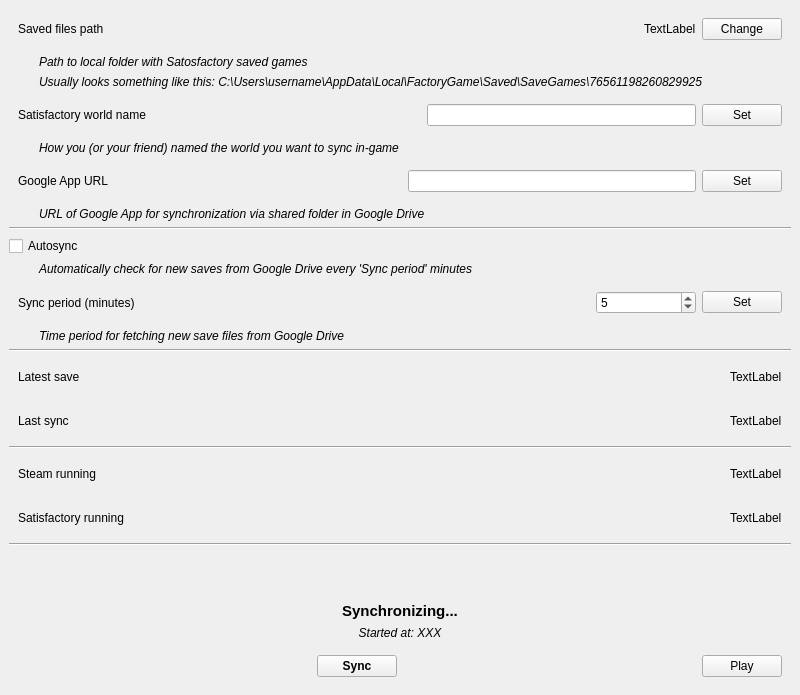
Old version of the form data/app.ui in the repository 1000101cz/satisfactorygooglesharing.
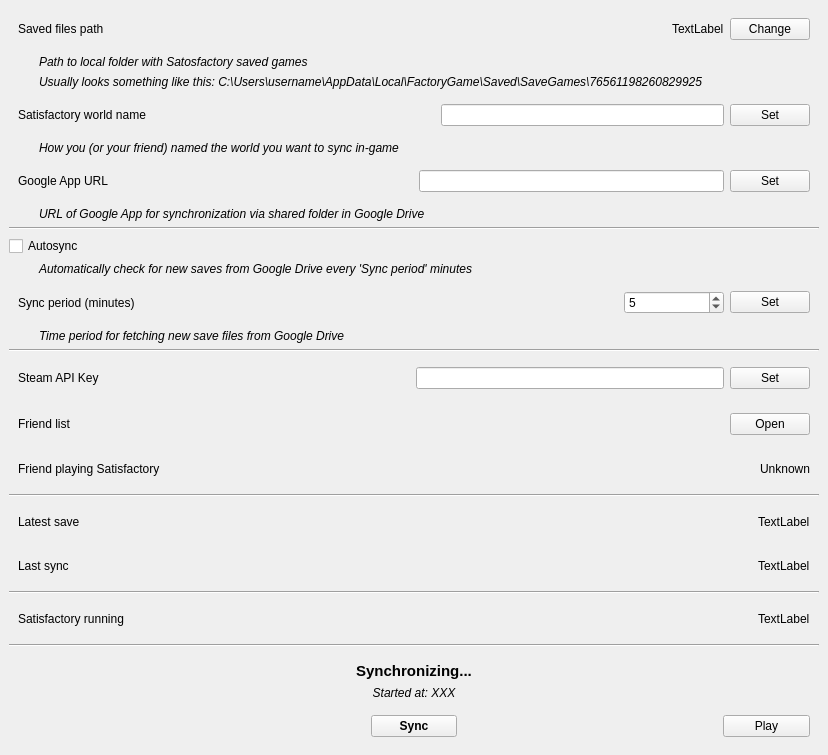
New version of the form.

Commit message: feature: steam api key for active friend list & faster thread termination

Diff of the .ui file:
```diff
--- a/data/app.ui
+++ b/data/app.ui
@@ -6,8 +6,8 @@
    <rect>
     <x>0</x>
     <y>0</y>
-    <width>800</width>
-    <height>695</height>
+    <width>828</width>
+    <height>755</height>
    </rect>
   </property>
   <property name="windowTitle">
@@ -102,7 +102,7 @@
          </property>
          <property name="sizeHint" stdset="0">
           <size>
-           <width>275</width>
+           <width>289</width>
            <height>20</height>
           </size>
          </property>
@@ -291,6 +291,119 @@
       </property>
      </widget>
     </item>
+    <item>
+     <widget class="Line" name="line_5">
+      <property name="orientation">
+       <enum>Qt::Horizontal</enum>
+      </property>
+     </widget>
+    </item>
+    <item>
+     <widget class="QWidget" name="widget_10" native="true">
+      <layout class="QHBoxLayout" name="horizontalLayout_10">
+       <item>
+        <widget class="QLabel" name="label_15">
+         <property name="text">
+          <string>Steam API Key</string>
+         </property>
+        </widget>
+       </item>
+       <item>
+        <spacer name="horizontalSpacer_11">
+         <property name="orientation">
+          <enum>Qt::Horizontal</enum>
+         </property>
+         <property name="sizeHint" stdset="0">
+          <size>
+           <width>311</width>
+           <height>20</height>
+          </size>
+         </property>
+        </spacer>
+       </item>
+       <item>
+        <widget class="QLineEdit" name="lineEdit_steam_api_key">
+         <property name="alignment">
+          <set>Qt::AlignRight|Qt::AlignTrailing|Qt::AlignVCenter</set>
+         </property>
+        </widget>
+       </item>
+       <item>
+        <widget class="QPushButton" name="pushButton_steam_api_key">
+         <property name="text">
+          <string>Set</string>
+         </property>
+        </widget>
+       </item>
+      </layout>
+     </widget>
+    </item>
+    <item>
+     <widget class="QWidget" name="widget_11" native="true">
+      <layout class="QHBoxLayout" name="horizontalLayout_11">
+       <item>
+        <widget class="QLabel" name="label_16">
+         <property name="text">
+          <string>Friend list</string>
+         </property>
+        </widget>
+       </item>
+       <item>
+        <spacer name="horizontalSpacer_12">
+         <property name="orientation">
+          <enum>Qt::Horizontal</enum>
+         </property>
+         <property name="sizeHint" stdset="0">
+          <size>
+           <width>656</width>
+           <height>20</height>
+          </size>
+         </property>
+        </spacer>
+       </item>
+       <item>
+        <widget class="QPushButton" name="pushButton_friend_list">
+         <property name="text">
+          <string>Open</string>
+         </property>
+        </widget>
+       </item>
+      </layout>
+     </widget>
+    </item>
+    <item>
+     <widget class="QWidget" name="widget_6" native="true">
+      <layout class="QHBoxLayout" name="horizontalLayout_6">
+       <item>
+        <widget class="QLabel" name="label_17">
+         <property name="text">
+          <string>Friend playing Satisfactory</string>
+         </property>
+        </widget>
+       </item>
+       <item>
+        <spacer name="horizontalSpacer_6">
+         <property name="orientation">
+          <enum>Qt::Horizontal</enum>
+         </property>
+         <property name="sizeHint" stdset="0">
+          <size>
+           <width>605</width>
+           <height>20</height>
+          </size>
+         </property>
+        </spacer>
+       </item>
+       <item>
+        <widget class="QLabel" name="label_friend_playing">
+         <property name="text">
+          <string>Unknown</string>
+         </property>
+        </widget>
+       </item>
+      </layout>
+     </widget>
+    </item>
     <item>
      <widget class="Line" name="line_3">
       <property name="orientation">
@@ -371,39 +484,6 @@
       </property>
      </widget>
     </item>
-    <item>
-     <widget class="QWidget" name="widget_6" native="true">
-      <layout class="QHBoxLayout" name="horizontalLayout_6">
-       <item>
-        <widget class="QLabel" name="label_10">
-         <property name="text">
-          <string>Steam running</string>
-         </property>
-        </widget>
-       </item>
-       <item>
-        <spacer name="horizontalSpacer_6">
-         <property name="orientation">
-          <enum>Qt::Horizontal</enum>
-         </property>
-         <property name="sizeHint" stdset="0">
-          <size>
-           <width>633</width>
-           <height>20</height>
-          </size>
-         </property>
-        </spacer>
-       </item>
-       <item>
-        <widget class="QLabel" name="label_steam_running">
-         <property name="text">
-          <string>TextLabel</string>
-         </property>
-        </widget>
-       </item>
-      </layout>
-     </widget>
-    </item>
     <item>
      <widget class="QWidget" name="widget_7" native="true">
       <layout class="QHBoxLayout" name="horizontalLayout_7">
@@ -491,7 +571,14 @@
     </item>
     <item>
      <widget class="QWidget" name="widget_9" native="true">
-      <layout class="QHBoxLayout" name="horizontalLayout_9">
+      <layout class="QHBoxLayout" name="horizontalLayout_9" stretch="1,3,1,3,1">
+       <item>
+        <widget class="QLabel" name="label_10">
+         <property name="text">
+          <string/>
+         </property>
+        </widget>
+       </item>
        <item>
         <spacer name="horizontalSpacer_9">
          <property name="orientation">
@@ -499,7 +586,7 @@
          </property>
          <property name="sizeHint" stdset="0">
           <size>
-           <width>295</width>
+           <width>253</width>
            <height>20</height>
           </size>
          </property>
@@ -525,7 +612,7 @@
          </property>
          <property name="sizeHint" stdset="0">
           <size>
-           <width>295</width>
+           <width>253</width>
            <height>20</height>
           </size>
          </property>
```
The commit also changes 7 other files.
